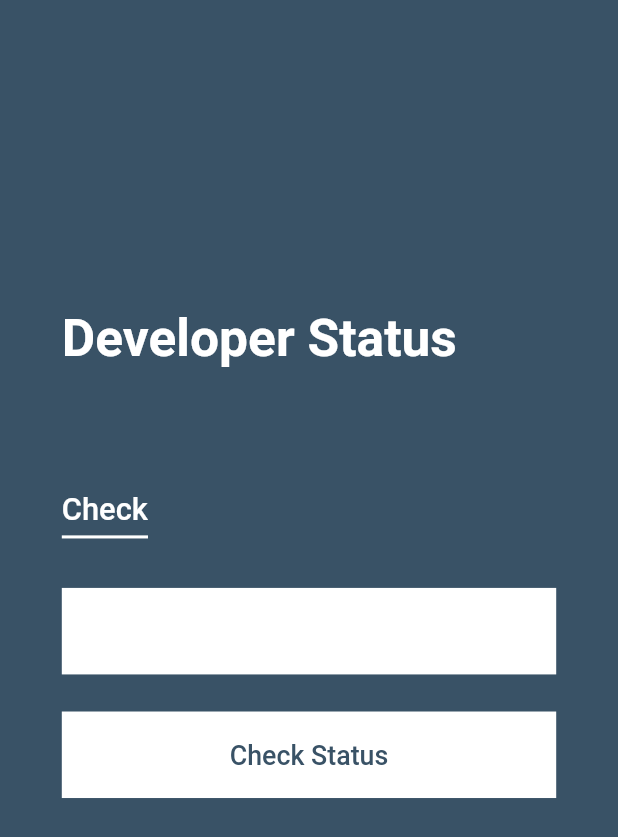
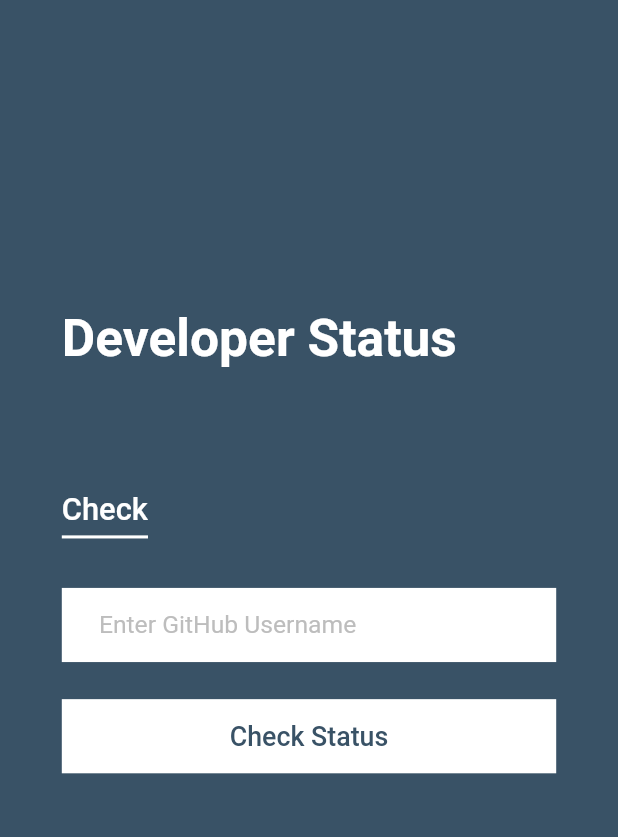
Before and after one commit to maykhid/Devstatus, a Flutter app: the screen it shows after launch, on a phone screen of 412 x 824 dp. Shown: the top 837 px of the screen. Run offline on Flutter 3.47's test engine with Material 2 defaults, Android fonts, the phone set to English and light mode, and no system bars; our stand-ins replace dartz, sizer.

Commit message:
added textfield to check for users, changes to button

```diff
--- a/lib/ui/screens/home/home_screen.dart
+++ b/lib/ui/screens/home/home_screen.dart
@@ -1,3 +1,5 @@
+import 'dart:ui';
+
 import 'package:dev_stat/app/base_view.dart';
 import 'package:dev_stat/app/base_viewmodel/base_viewmodel.dart';
 import 'package:dev_stat/app/consts/app_colors.dart';
@@ -72,8 +74,33 @@ class CheckStatus extends StatelessWidget {
           // enter username
           Container(
             width: double.infinity,
-            height: 7.h,
+            height: 6.h,
             color: Colors.white,
+            child: Padding(
+              padding: EdgeInsets.only(
+                left: 3.h,
+                right: 3.h,
+              ),
+              child: Center(
+                child: TextFormField(
+                  controller: model.usernameController,
+                  cursorColor: Colors.grey.shade500,
+                  cursorWidth: 0.2.w,
+                  cursorHeight: 8.h,
+                  style: TextStyle(
+                    fontSize: 12.sp,
+                    color: Colors.grey.shade500,
+                  ),
+                  decoration: new InputDecoration.collapsed(
+                    hintText: 'Enter GitHub Username',
+                    hintStyle: TextStyle(
+                      fontSize: 12.sp,
+                      color: Colors.grey.shade400,
+                    ),
+                  ),
+                ),
+              ),
+            ),
           ),
 
           SizedBox(
@@ -83,7 +110,7 @@ class CheckStatus extends StatelessWidget {
           // check status button
           Button.flatterButton(
               onTap: () async {
-                model.gitDevData(context);
+                model.validateInput(context);
               },
               load: model.isBusy()),
         ],
--- a/lib/ui/widgets/buttons.dart
+++ b/lib/ui/widgets/buttons.dart
@@ -10,7 +10,7 @@ class Button {
       onTap: onTap,
       child: Container(
         width: double.infinity,
-        height: 7.h,
+        height: 6.h,
         color: Colors.white,
         child: Center(
           child: !load
```
Also changed, not shown: lib/ui/screens/home/home_screen_viewmodel.dart (+13 -1 lines).
